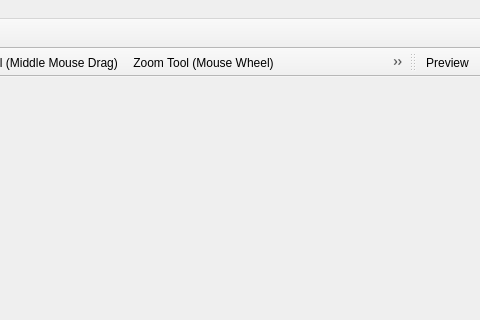
The window that src/Authoring/Studio/MainFrm.ui (flyhex/qt3dstudio) describes before a commit, drawn with Qt 5; both pictures show x 920 to 1400 and y 0 to 320 of the 1400 by 800 pixel window.
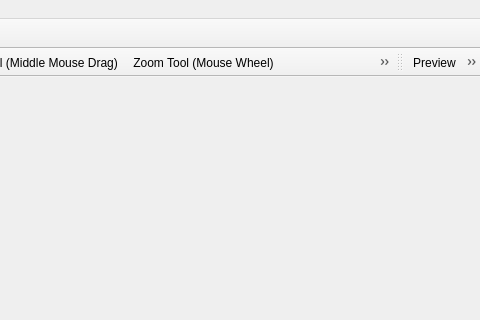
The same window after the commit. Icons and pictures are not drawn. Custom widgets are drawn as their Qt base class.

Commit message:
Add option to run preview with runtime 2 based viewer
The toolbar button is only shown if the runtime 2 based viewer
executable is found.

Task-number: QT3DS-730

Patch:
```diff
--- a/src/Authoring/Studio/MainFrm.ui
+++ b/src/Authoring/Studio/MainFrm.ui
@@ -205,6 +205,7 @@
     <bool>false</bool>
    </attribute>
    <addaction name="actionPreview"/>
+   <addaction name="actionPreviewRuntime2"/>
   </widget>
   <action name="action_Reference_Manual">
    <property name="text">
@@ -795,6 +796,21 @@
     <string>Toggle autoset keyframes</string>
    </property>
   </action>
+  <action name="actionPreviewRuntime2">
+   <property name="icon">
+    <iconset resource="images.qrc">
+     <normaloff>:/images/playback_tools_low-02.png</normaloff>:/images/playback_tools_low-02.png</iconset>
+   </property>
+   <property name="text">
+    <string>Preview with Runtime 2</string>
+   </property>
+   <property name="iconText">
+    <string>Preview with Runtime 2</string>
+   </property>
+   <property name="toolTip">
+    <string>Preview with Runtime 2</string>
+   </property>
+  </action>
  </widget>
  <customwidgets>
   <customwidget>
```
Left out of the diff: 2 changed lines with no effect on the pictures. The commit also changes 4 other files.
